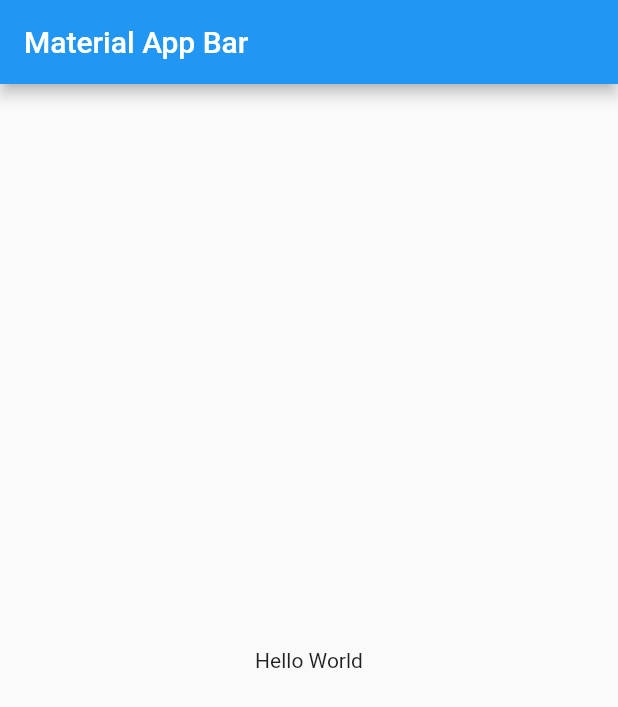
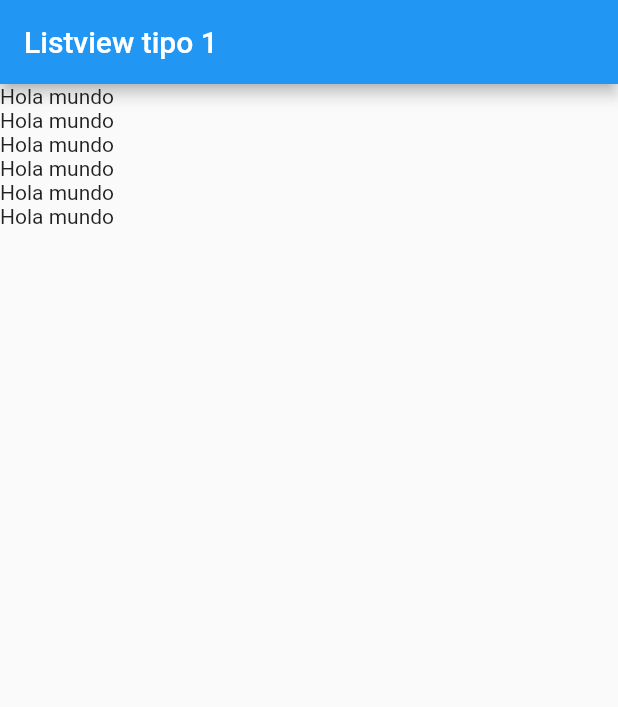
Before and after one commit to Arcoirisky/FlutterCourse, a Flutter app: the screen it shows after launch, on a phone screen of 412 x 824 dp. Shown: the top 707 px of the screen. Run offline on Flutter 3.47's test engine with Material 2 defaults, Android fonts, the phone set to English and light mode, and no system bars.

Commit message:
feat: listView basic

```diff
--- a/my_app/fl_components/lib/main.dart
+++ b/my_app/fl_components/lib/main.dart
@@ -1,4 +1,6 @@
 import 'package:flutter/material.dart';
+
+import 'package:fl_components/screens/listview1_scree.dart';
 
 void main() => runApp(const MyApp());
 
@@ -7,17 +9,10 @@
 
   @override
   Widget build(BuildContext context) {
-    return MaterialApp(
+    return const MaterialApp(
       debugShowCheckedModeBanner: false,
       title: 'Material App',
-      home: Scaffold(
-        appBar: AppBar(
-          title: const Text('Material App Bar'),
-        ),
-        body: const Center(
-          child: Text('Hello World'),
-        ),
-      ),
+      home: Listview1Screen(),
     );
   }
 }
--- /dev/null
+++ b/my_app/fl_components/lib/screens/listview1_scree.dart
@@ -0,0 +1,21 @@
+import 'package:flutter/material.dart';
+
+class Listview1Screen extends StatelessWidget {
+  const Listview1Screen({Key? key}) : super(key: key);
+
+  @override
+  Widget build(BuildContext context) {
+    return Scaffold(
+        appBar: AppBar(title: const Text('Listview tipo 1')),
+        body: ListView(
+          children: const [
+            Text('Hola mundo'),
+            Text('Hola mundo'),
+            Text('Hola mundo'),
+            Text('Hola mundo'),
+            Text('Hola mundo'),
+            Text('Hola mundo')
+          ],
+        ));
+  }
+}
```
